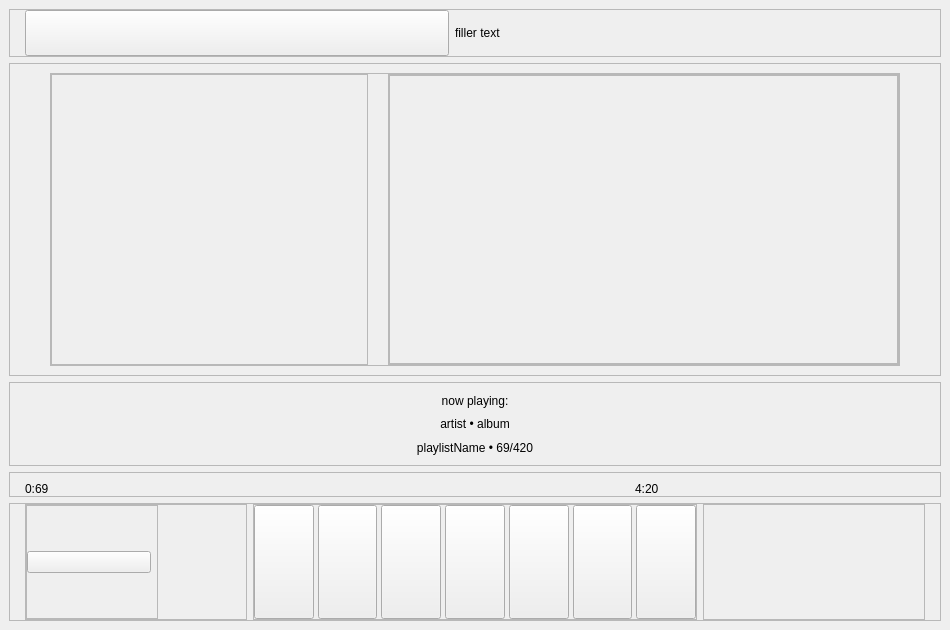
Old version of the form classes/generatedui/mainwindow.ui in the repository moltenlavaguava/peanut.
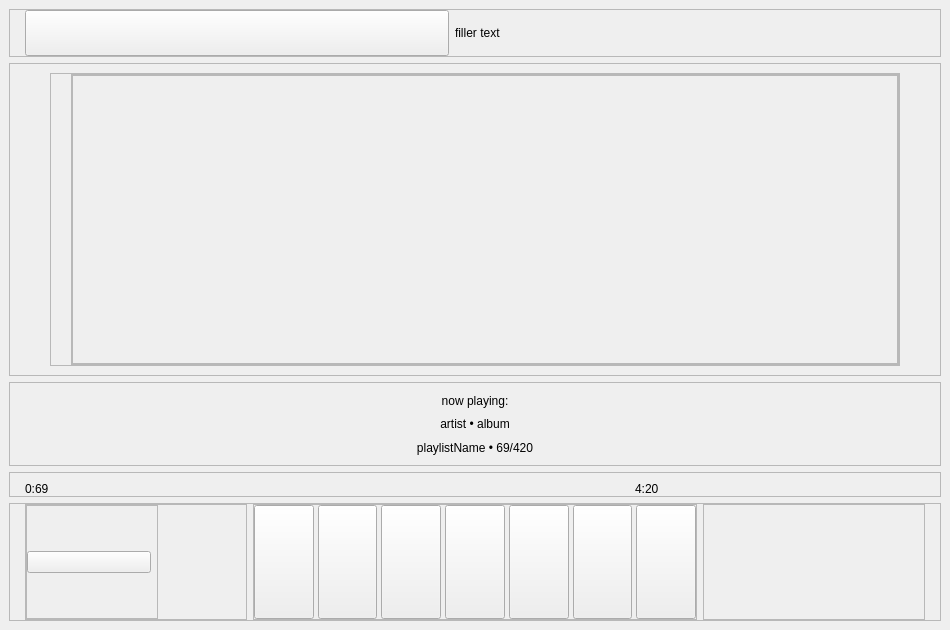
New version of the form. Icons and pictures are not drawn. Custom widgets are drawn as their Qt base class.

Patch:
```diff
--- a/classes/generatedui/mainwindow.ui
+++ b/classes/generatedui/mainwindow.ui
@@ -202,6 +202,12 @@
        <number>0</number>
       </property>
       <widget class="QWidget" name="page_audioPlayer">
+       <property name="sizePolicy">
+        <sizepolicy hsizetype="Preferred" vsizetype="Preferred">
+         <horstretch>0</horstretch>
+         <verstretch>92</verstretch>
+        </sizepolicy>
+       </property>
        <layout class="QVBoxLayout" name="verticalLayout_5">
         <property name="leftMargin">
          <number>0</number>
@@ -281,45 +287,36 @@
               </property>
               <item>
                <widget class="SquareFrame" name="container_albumCover">
-                <property name="minimumSize">
-                 <size>
-                  <width>317</width>
-                  <height>0</height>
-                 </size>
-                </property>
-                <property name="maximumSize">
-                 <size>
-                  <width>317</width>
-                  <height>16777215</height>
-                 </size>
+                <property name="sizePolicy">
+                 <sizepolicy hsizetype="Preferred" vsizetype="Expanding">
+                  <horstretch>0</horstretch>
+                  <verstretch>0</verstretch>
+                 </sizepolicy>
                 </property>
                 <property name="frameShape">
                  <enum>QFrame::Shape::StyledPanel</enum>
                 </property>
-                <layout class="QVBoxLayout" name="verticalLayout_4">
-                 <property name="spacing">
-                  <number>0</number>
-                 </property>
-                 <property name="leftMargin">
-                  <number>0</number>
-                 </property>
-                 <property name="topMargin">
-                  <number>0</number>
-                 </property>
-                 <property name="rightMargin">
-                  <number>0</number>
-                 </property>
-                 <property name="bottomMargin">
-                  <number>0</number>
-                 </property>
-                 <item>
                   <widget class="QLabel" name="info_albumCover">
+                 <property name="geometry">
+                  <rect>
+                   <x>50</x>
+                   <y>40</y>
+                   <width>201</width>
+                   <height>241</height>
+                  </rect>
+                 </property>
                    <property name="sizePolicy">
                     <sizepolicy hsizetype="Ignored" vsizetype="Ignored">
                      <horstretch>0</horstretch>
                      <verstretch>0</verstretch>
                     </sizepolicy>
                    </property>
+                 <property name="minimumSize">
+                  <size>
+                   <width>0</width>
+                   <height>0</height>
+                  </size>
+                 </property>
                    <property name="text">
                     <string/>
                    </property>
@@ -330,8 +327,6 @@
                     <set>Qt::AlignmentFlag::AlignCenter</set>
                    </property>
                   </widget>
-                 </item>
-                </layout>
                </widget>
               </item>
               <item>
@@ -361,7 +356,7 @@
                  <item>
                   <widget class="QScrollArea" name="container_nextList">
                    <property name="sizePolicy">
-                    <sizepolicy hsizetype="Preferred" vsizetype="Expanding">
+                    <sizepolicy hsizetype="Expanding" vsizetype="Expanding">
                      <horstretch>0</horstretch>
                      <verstretch>0</verstretch>
                     </sizepolicy>
```
Left out of the diff: 15 changed lines with no effect on the pictures. Lines whose indentation alone changed are shown as unchanged.
